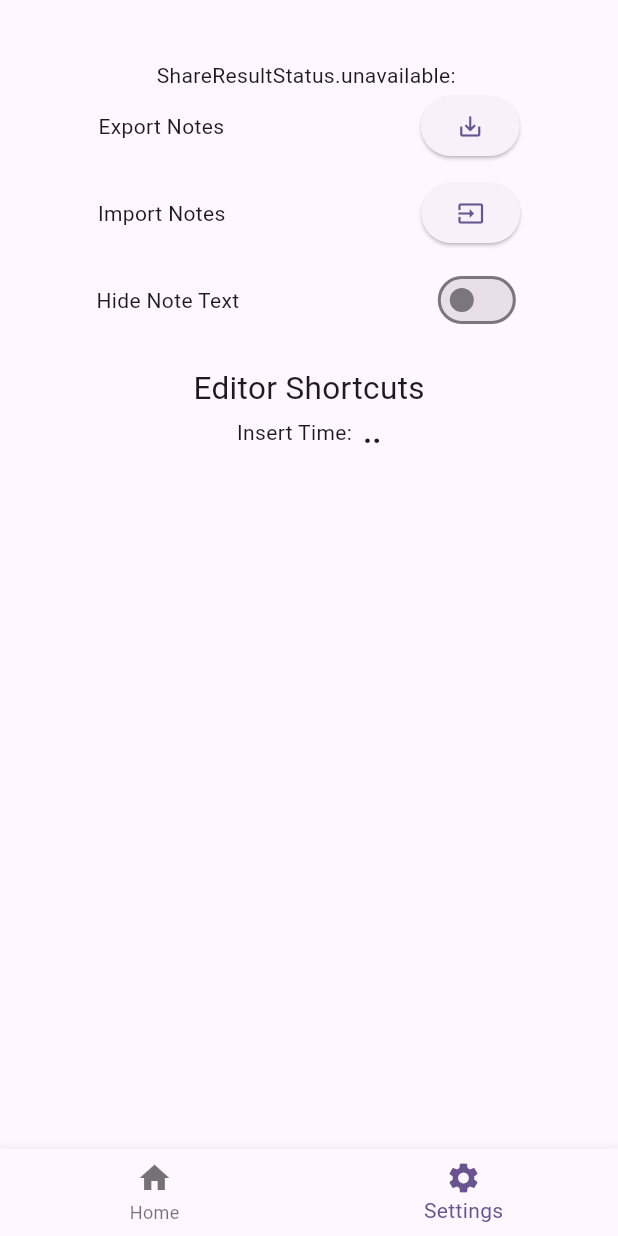
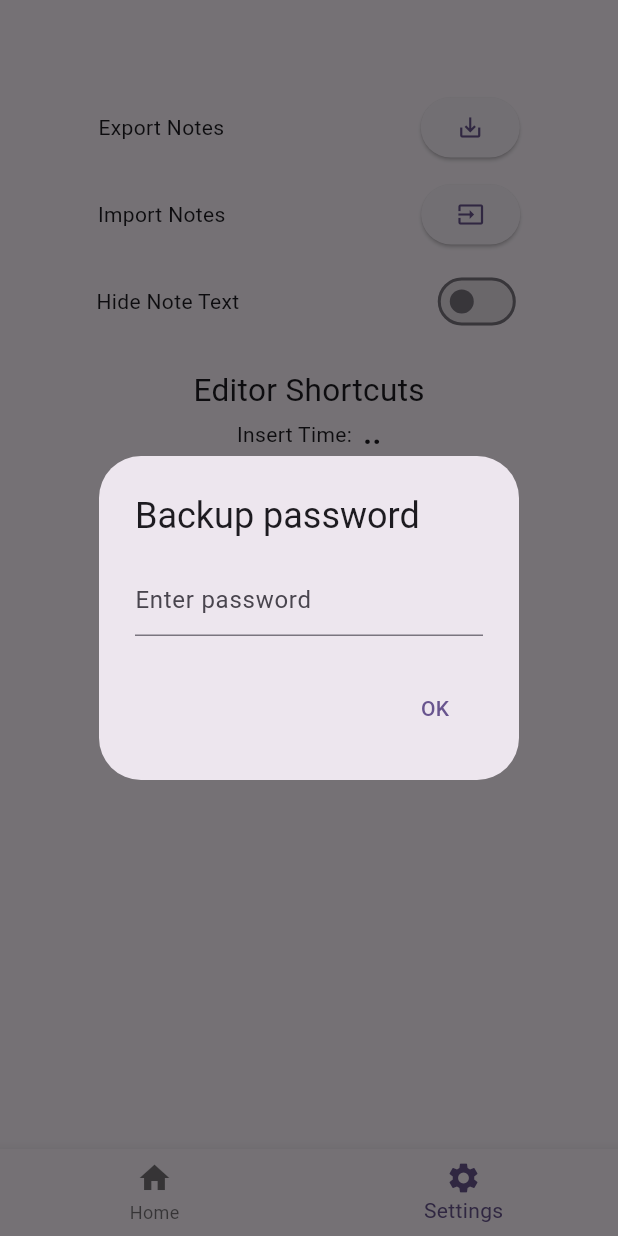
Before and after one commit to chrisK00/notel, a Flutter app: the screen it shows after launch, item 2 of the bottom bar chosen, after a tap on the "save alt" icon, on a phone screen of 412 x 824 dp. Run offline on Flutter 3.47's test engine with Material 3 defaults, Android fonts, the phone set to English and light mode, and no system bars; our stand-ins replace file_picker, share_plus, sqflite, sqflite_common_ffi; missing offline and left inert: encrypt, flutter_quill, pointycastle; accounts and stored records are empty.

Commit message:
exp encryption

```diff
--- a/lib/settings_page/settings_page.dart
+++ b/lib/settings_page/settings_page.dart
@@ -5,6 +5,7 @@
 import 'package:intl/intl.dart';
 import 'package:notel/infrastructure/db.dart';
 import 'package:notel/infrastructure/settings_repository.dart';
+import 'package:notel/utils/simple_encryptor.dart';
 import 'package:path_provider/path_provider.dart';
 import 'package:share_plus/share_plus.dart';
 
@@ -105,6 +106,25 @@
     );
   }
 
+  Future<String?> _promptForEncryptionKey() async {
+    String? value;
+    await showDialog(
+      context: context,
+      builder: (context) => AlertDialog(
+        title: const Text("Backup password"),
+        content: TextField(
+          obscureText: true,
+          decoration: const InputDecoration(hintText: "Enter password"),
+          onChanged: (v) => value = v,
+        ),
+        actions: [
+          TextButton(onPressed: () => Navigator.pop(context), child: const Text("OK")),
+        ],
+      ),
+    );
+    return value;
+  }
+
   void showToast(BuildContext context, String message) {
     final snackBar = SnackBar(
       content: const Text("Changes saved. Restart to apply"),
@@ -125,18 +145,21 @@
 
   Future<void> exportNotes() async {
     try {
+      final encryptionKey = await _promptForEncryptionKey();
+      if (encryptionKey == null || encryptionKey.isEmpty) return;
+
       final notes = await SettingsPageRepository.getNotes();
       setState(() => _message = "fetched ${notes.length} notes");
 
-      final notesJson = jsonEncode(notes);
+      final encrypted = SimpleEncryptor.encode(jsonEncode(notes), encryptionKey);
 
       final targetDir = await getTemporaryDirectory();
 
-      final fileName = 'notel_notes_${DateFormat('yyyyMMdd').format(DateTime.now())}.json';
+      final fileName = 'notel_notes_${DateFormat('yyyyMMdd').format(DateTime.now())}.bin';
       final filePath = '${targetDir.path}/$fileName';
 
       final file = File(filePath);
-      await file.writeAsString(notesJson);
+      await file.writeAsString(encrypted);
       setState(() => _message = 'created file');
 
       final result = await Share.shareXFiles(
@@ -145,16 +168,16 @@
       );
 
       if (result.status == ShareResultStatus.success) {
-        _message = "";
+        setState(() => _message = 'Export complete');
       } else {
-        setState(() => _message = "${result.status}: ${result.raw}");
+        setState(() => _message = '${result.status}: ${result.raw}');
       }
 
       if (await file.exists()) {
         await file.delete();
       }
     } catch (e) {
-      setState(() => _message = e.toString());
+      setState(() => _message = 'Error: ${e.toString()}');
     }
   }
 
@@ -166,23 +189,34 @@
         return;
       }
 
+      final encryptionKey = await _promptForEncryptionKey();
+      if (encryptionKey == null || encryptionKey.isEmpty) return;
+
       final file = File(result.files.single.path!);
       final fileContent = await file.readAsString();
-      final List<dynamic> notesDynamicJson = jsonDecode(fileContent);
+
+      var decryptedJson = SimpleEncryptor.decrypt(fileContent, encryptionKey);
+
+      setState(() => _message = 'Decrypted notes');
+      final List<dynamic> notesDynamicJson = jsonDecode(decryptedJson);
 
       final List<Map<String, Object?>> notesJson =
           notesDynamicJson.map<Map<String, Object?>>((e) => Map<String, Object?>.from(e)).toList();
 
       if (notesJson.isEmpty) {
-        _message = 'Found 0 notes to import';
+        setState(() => _message = 'Found 0 notes to import');
         return;
       }
 
       await SettingsPageRepository.insertNotes(notesJson);
 
-      _message = '';
+      setState(() => _message = 'Import complete');
     } catch (e) {
-      setState(() => _message = e.toString());
+      if (e.toString().contains('integrity') || e.toString().contains('padding')) {
+        setState(() => _message = 'Wrong encryption key!');
+      } else {
+        setState(() => _message = 'Error: ${e.toString()}');
+      }
     }
   }
 }
--- /dev/null
+++ b/lib/utils/simple_encryptor.dart
@@ -0,0 +1,24 @@
+import 'dart:convert';
+import 'dart:typed_data';
+import 'package:encrypt/encrypt.dart' as encrypt;
+import 'package:pointycastle/digests/sha256.dart';
+
+class SimpleEncryptor {
+  static String encode(String plainText, String password) {
+    final key = _initKey(password);
+    final encrypter = encrypt.Encrypter(encrypt.AES(key, mode: encrypt.AESMode.ecb));
+    return encrypter.encrypt(plainText).base64;
+  }
+
+  static String decrypt(String encryptedBase64, String password) {
+    final key = _initKey(password);
+    final encrypter = encrypt.Encrypter(encrypt.AES(key, mode: encrypt.AESMode.ecb));
+    return encrypter.decrypt64(encryptedBase64);
+  }
+
+  static encrypt.Key _initKey(String password) {
+    final uint8Password = Uint8List.fromList(utf8.encode(password));
+    final digest = SHA256Digest().process(uint8Password);
+    return encrypt.Key(digest);
+  }
+}
--- a/pubspec.yaml
+++ b/pubspec.yaml
@@ -32,6 +32,8 @@
     sdk: flutter
   flutter_quill: ^9.5.15
   path_provider:
+  encrypt:
+  pointycastle:
   sqflite_common_ffi:
   sqlite3_flutter_libs:
   sqflite: ^2.3.3+1
```
Also changed, not shown: pubspec.lock.
